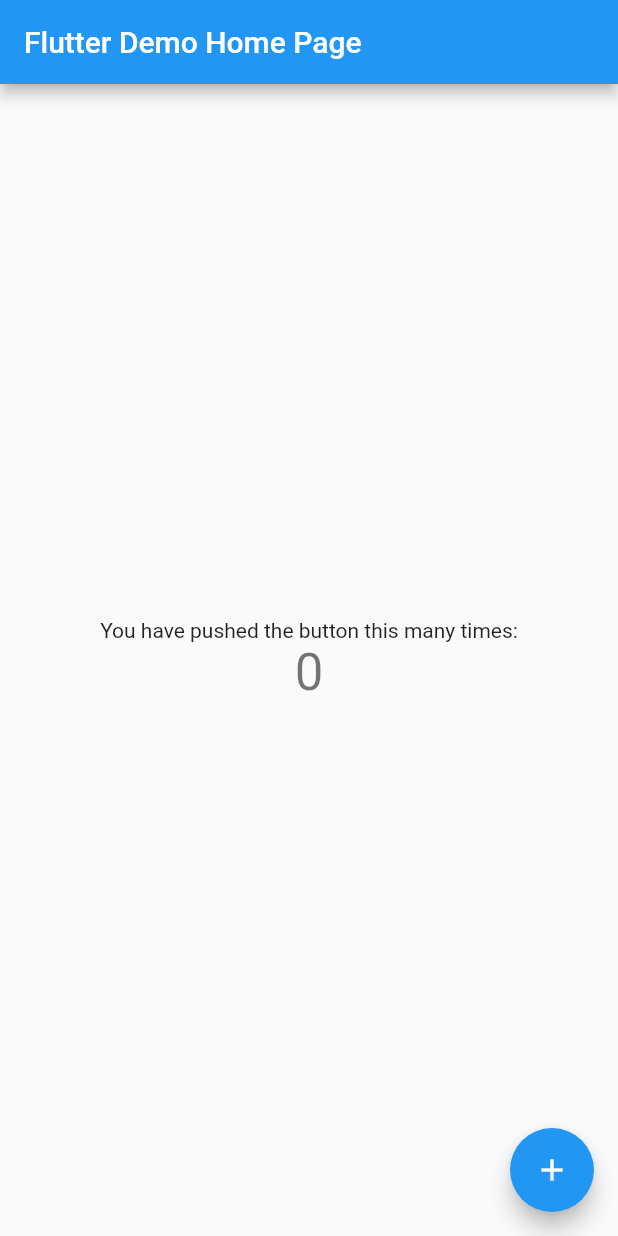
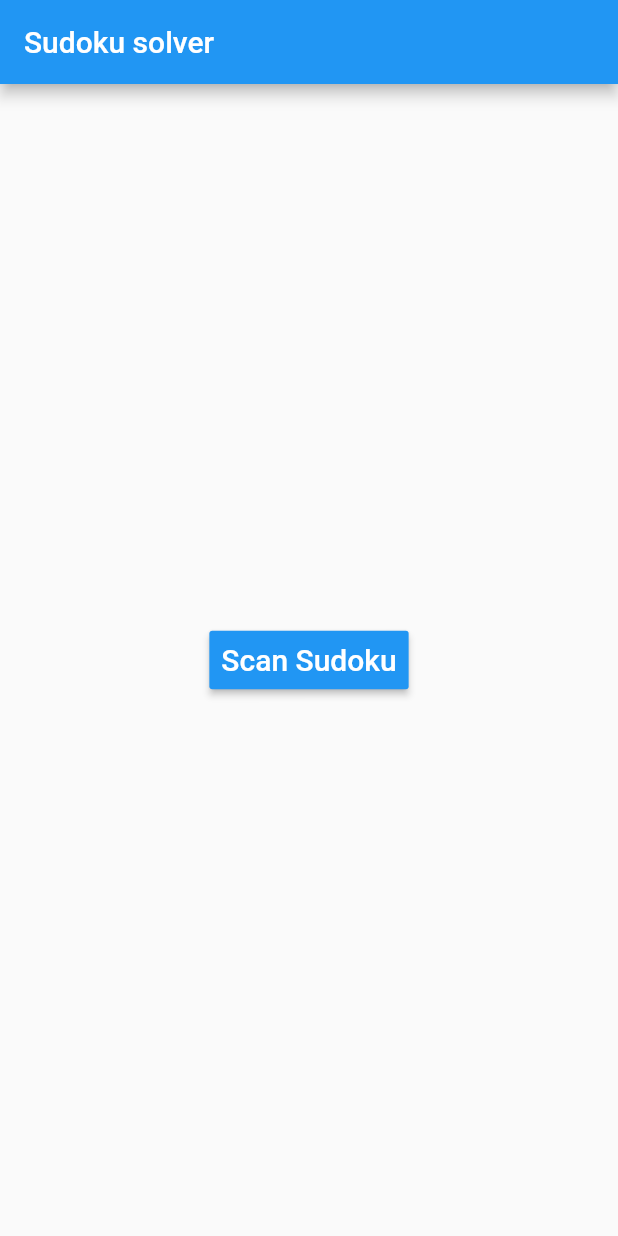
Before and after one commit to AR4Z/sudokuSolverApp, a Flutter app: the screen it shows after launch, on a phone screen of 412 x 824 dp. Run offline on Flutter 3.47's test engine with Material 2 defaults, Android fonts, the phone set to English and light mode, and no system bars.

Commit message:
add home page

```diff
--- a/lib/main.dart
+++ b/lib/main.dart
@@ -1,111 +1,15 @@
 import 'package:flutter/material.dart';
+import 'package:sudoku_solver/src/pages/home_page.dart';
 
-void main() => runApp(MyApp());
+void main() => runApp(SudokuSolver());
 
-class MyApp extends StatelessWidget {
-  // This widget is the root of your application.
+class SudokuSolver extends StatelessWidget {
   @override
   Widget build(BuildContext context) {
     return MaterialApp(
-      title: 'Flutter Demo',
-      theme: ThemeData(
-        // This is the theme of your application.
-        //
-        // Try running your application with "flutter run". You'll see the
-        // application has a blue toolbar. Then, without quitting the app, try
-        // changing the primarySwatch below to Colors.green and then invoke
-        // "hot reload" (press "r" in the console where you ran "flutter run",
-        // or simply save your changes to "hot reload" in a Flutter IDE).
-        // Notice that the counter didn't reset back to zero; the application
-        // is not restarted.
-        primarySwatch: Colors.blue,
-      ),
-      home: MyHomePage(title: 'Flutter Demo Home Page'),
-    );
+        title: 'Sudoku solver',
+        initialRoute: 'home',
+        debugShowCheckedModeBanner: false,
+        routes: {'home': (BuildContext context) => HomePage()});
   }
 }
-
-class MyHomePage extends StatefulWidget {
-  MyHomePage({Key key, this.title}) : super(key: key);
-
-  // This widget is the home page of your application. It is stateful, meaning
-  // that it has a State object (defined below) that contains fields that affect
-  // how it looks.
-
-  // This class is the configuration for the state. It holds the values (in this
-  // case the title) provided by the parent (in this case the App widget) and
-  // used by the build method of the State. Fields in a Widget subclass are
-  // always marked "final".
-
-  final String title;
-
-  @override
-  _MyHomePageState createState() => _MyHomePageState();
-}
-
-class _MyHomePageState extends State<MyHomePage> {
-  int _counter = 0;
-
-  void _incrementCounter() {
-    setState(() {
-      // This call to setState tells the Flutter framework that something has
-      // changed in this State, which causes it to rerun the build method below
-      // so that the display can reflect the updated values. If we changed
-      // _counter without calling setState(), then the build method would not be
-      // called again, and so nothing would appear to happen.
-      _counter++;
-    });
-  }
-
-  @override
-  Widget build(BuildContext context) {
-    // This method is rerun every time setState is called, for instance as done
-    // by the _incrementCounter method above.
-    //
-    // The Flutter framework has been optimized to make rerunning build methods
-    // fast, so that you can just rebuild anything that needs updating rather
-    // than having to individually change instances of widgets.
-    return Scaffold(
-      appBar: AppBar(
-        // Here we take the value from the MyHomePage object that was created by
-        // the App.build method, and use it to set our appbar title.
-        title: Text(widget.title),
-      ),
-      body: Center(
-        // Center is a layout widget. It takes a single child and positions it
-        // in the middle of the parent.
-        child: Column(
-          // Column is also a layout widget. It takes a list of children and
-          // arranges them vertically. By default, it sizes itself to fit its
-          // children horizontally, and tries to be as tall as its parent.
-          //
-          // Invoke "debug painting" (press "p" in the console, choose the
-          // "Toggle Debug Paint" action from the Flutter Inspector in Android
-          // Studio, or the "Toggle Debug Paint" command in Visual Studio Code)
-          // to see the wireframe for each widget.
-          //
-          // Column has various properties to control how it sizes itself and
-          // how it positions its children. Here we use mainAxisAlignment to
-          // center the children vertically; the main axis here is the vertical
-          // axis because Columns are vertical (the cross axis would be
-          // horizontal).
-          mainAxisAlignment: MainAxisAlignment.center,
-          children: <Widget>[
-            Text(
-              'You have pushed the button this many times:',
-            ),
-            Text(
-              '$_counter',
-              style: Theme.of(context).textTheme.display1,
-            ),
-          ],
-        ),
-      ),
-      floatingActionButton: FloatingActionButton(
-        onPressed: _incrementCounter,
-        tooltip: 'Increment',
-        child: Icon(Icons.add),
-      ), // This trailing comma makes auto-formatting nicer for build methods.
-    );
-  }
-}
--- /dev/null
+++ b/lib/src/pages/home_page.dart
@@ -0,0 +1,42 @@
+import 'package:flutter/material.dart';
+
+class HomePage extends StatelessWidget {
+  @override
+  Widget build(BuildContext context) {
+    return Scaffold(
+      appBar: AppBar(
+        title: Text('Sudoku solver'),
+        actions: <Widget>[],
+      ),
+      body: Column(
+        mainAxisAlignment: MainAxisAlignment.center,
+        crossAxisAlignment: CrossAxisAlignment.center,
+        children: <Widget>[
+          Expanded(
+            child: Container(),
+          ),
+          Container(
+            child: RaisedButton(
+              color: Colors.blue,
+              textColor: Colors.white,
+              disabledColor: Colors.grey,
+              disabledTextColor: Colors.black,
+              padding: EdgeInsets.all(8.0),
+              splashColor: Colors.blueAccent,
+              onPressed: () {
+                /*...*/
+              },
+              child: Text(
+                "Scan Sudoku",
+                style: TextStyle(fontSize: 20.0),
+              ),
+            ),
+          ),
+          Expanded(
+            child: Container(),
+          ),
+        ],
+      ),
+    );
+  }
+}
```
